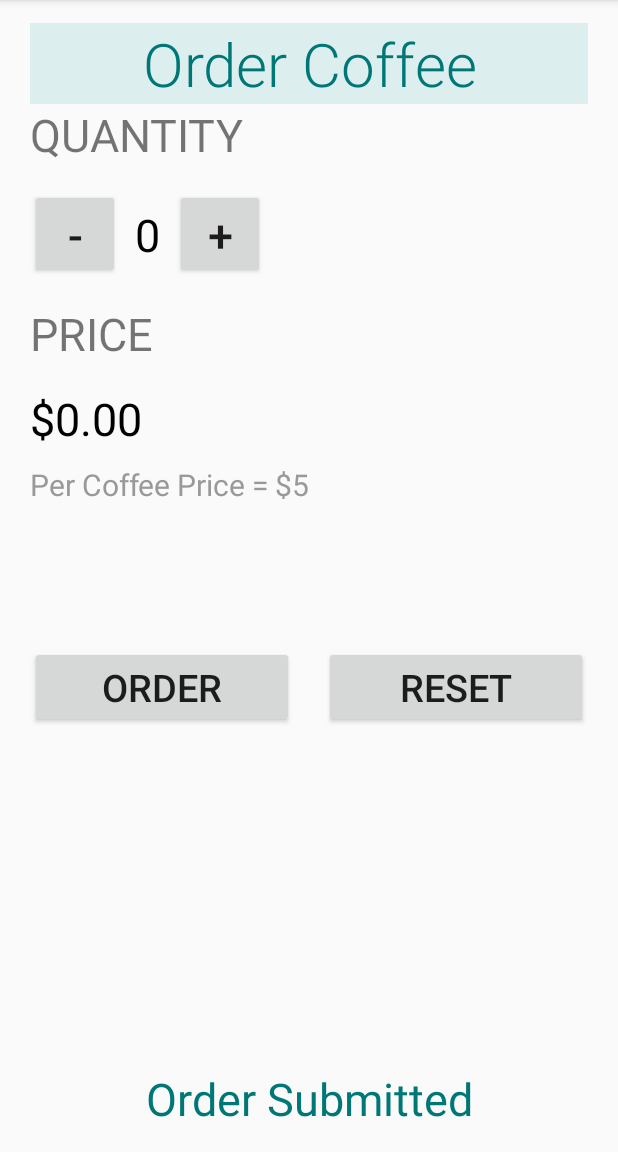
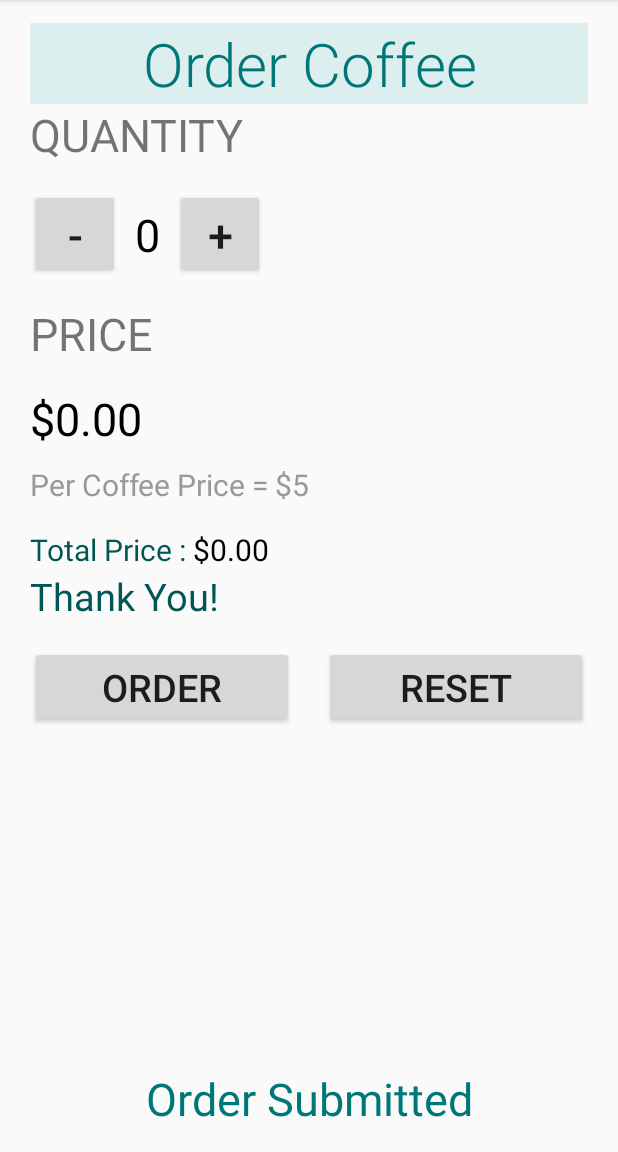
Before and after one commit to deepak9962/just-java, an Android app: the screen it shows after launch (MainActivity), after a tap on "ORDER", on a phone screen of 412 x 824 dp, the part 84-1236 px from its top. Run offline under Robolectric (Android 15) with nearby library versions, the phone set to English and light mode, and no system bars.

Commit message:
Update MainActivity.java

```diff
--- a/app/src/main/java/com/justjava/MainActivity.java
+++ b/app/src/main/java/com/justjava/MainActivity.java
@@ -15,6 +15,9 @@ This app display an order form of order coffee
 public class MainActivity extends AppCompatActivity {
 
     int numberOfCoffees = 0;    //Global Variable;
+    String orderSubmitView;     //Global Variable;
+    String totalPriceView;      //Global Variable;
+    String thankYouView;        //Global Variable;
 
     @Override
     protected void onCreate(Bundle savedInstanceState) {
@@ -44,8 +47,14 @@ public class MainActivity extends AppCompatActivity {
     This method will call when oder button clicked
     */
     public void submitOrder(View view) {
+        orderSubmitView = "Order Submitted";
+        totalPriceView = "Total Price : ";
+        thankYouView = "Thank You!";
         display(numberOfCoffees);
-        displayorderSubmit();
+        displaytotalPrice(totalPriceView);
+        displaytotalPriceValue(numberOfCoffees * 5);
+        displaythankYou(thankYouView);
+        displayorderSubmit(orderSubmitView);
         displayPrice(numberOfCoffees * 5);
     }
 
@@ -54,9 +63,15 @@ public class MainActivity extends AppCompatActivity {
     */
     public void resetButton(View view) {
         numberOfCoffees = numberOfCoffees * 0;
+        totalPriceView = "";
+        thankYouView = "";
+        orderSubmitView = "";
         display(numberOfCoffees);
         displayPrice(numberOfCoffees);
-        displayclearOrderSubmittedView();
+        displaytotalPrice(totalPriceView);
+        displaytotalPriceValue();
+        displaythankYou(thankYouView);
+        displayorderSubmit(orderSubmitView);
     }
 
     /*
@@ -68,14 +83,6 @@ public class MainActivity extends AppCompatActivity {
     }
 
     /*
-    This function shows "Order Submitted" at the bottom of the screen when clicked on order button
-     */
-    private void displayorderSubmit() {
-        TextView orderSubmittedTextView = (TextView) findViewById(R.id.order_submitted);
-        orderSubmittedTextView.setText("Order Submitted");
-    }
-
-    /*
     This function changes the value of Price when clicked on order button with the local currency format
      */
     private void displayPrice(int number) {
@@ -84,11 +91,40 @@ public class MainActivity extends AppCompatActivity {
     }
 
     /*
-    This function changes the value to reset
+    This function shows Text "Total Price"
      */
-    private void displayclearOrderSubmittedView() {
-        TextView clearOrderSubmittedView = (TextView) findViewById(R.id.order_submitted);
-        clearOrderSubmittedView.setText("");
+    private void displaytotalPrice(String message) {
+        TextView totalPriceView = (TextView) findViewById(R.id.total_price);
+        totalPriceView.setText(message);
+    }
+
+    /*
+    This function shows Total Price "Value"
+     */
+    private void displaytotalPriceValue(int number) {
+        TextView totalPriceValueView = (TextView) findViewById(R.id.total_price_value);
+        totalPriceValueView.setText(NumberFormat.getCurrencyInstance().format(number));
+    }
+
+    private void displaytotalPriceValue() {
+        TextView clearTotalPriceValue = (TextView) findViewById(R.id.total_price_value);
+        clearTotalPriceValue.setText("");
+    }
+
+    /*
+    This function shows Text "Thank You"
+     */
+    private void displaythankYou(String message) {
+        TextView thankYouView = (TextView) findViewById(R.id.thank_you);
+        thankYouView.setText(message);
+    }
+
+    /*
+    This function shows "Order Submitted" at the bottom of the screen when clicked on order button
+     */
+    private void displayorderSubmit(String message) {
+        TextView orderSubmittedTextView = (TextView) findViewById(R.id.order_submitted);
+        orderSubmittedTextView.setText(message);
     }
 
 }
```
